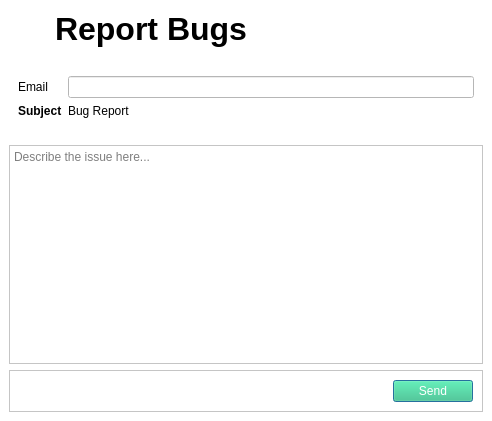
Qt form files/resources/ui/bugreport.ui (TaqsBlaze/Fontify) before a commit.
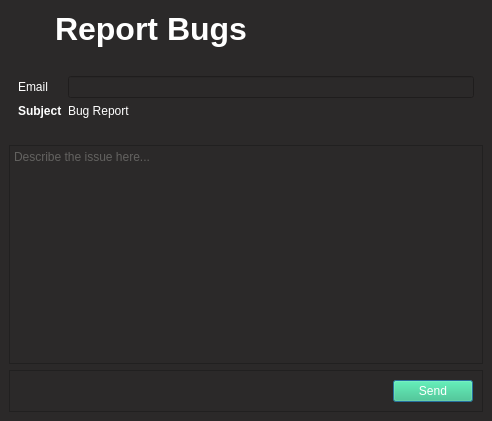
The same form after that commit. Icons and pictures are not drawn.

Patch:
```diff
--- a/files/resources/ui/bugreport.ui
+++ b/files/resources/ui/bugreport.ui
@@ -36,7 +36,7 @@
    <item>
     <widget class="QFrame" name="frame">
      <property name="styleSheet">
-      <string notr="true">background-color: rgb(255, 255, 255);</string>
+      <string notr="true">background-color: rgb(43, 41, 41);</string>
      </property>
      <property name="frameShape">
       <enum>QFrame::NoFrame</enum>
@@ -104,6 +104,9 @@
              <bold>true</bold>
             </font>
            </property>
+           <property name="styleSheet">
+            <string notr="true">color: rgb(255, 255, 255);</string>
+           </property>
            <property name="text">
             <string>Report Bugs</string>
            </property>
@@ -123,6 +126,11 @@
         <layout class="QVBoxLayout" name="verticalLayout_3">
          <item>
           <widget class="QFrame" name="frame_4">
+           <property name="styleSheet">
+            <string notr="true">QLabel{
+	color:white;
+}</string>
+           </property>
            <property name="frameShape">
             <enum>QFrame::NoFrame</enum>
            </property>
@@ -131,7 +139,11 @@
            </property>
            <layout class="QGridLayout" name="gridLayout">
             <item row="0" column="1">
-             <widget class="QLineEdit" name="email"/>
+             <widget class="QLineEdit" name="email">
+              <property name="styleSheet">
+               <string notr="true">color: rgb(154, 153, 150);</string>
+              </property>
+             </widget>
             </item>
             <item row="0" column="0">
              <widget class="QLabel" name="label_3">
@@ -177,6 +189,9 @@
         <layout class="QVBoxLayout" name="verticalLayout_4">
          <item>
           <widget class="QTextEdit" name="message">
+           <property name="styleSheet">
+            <string notr="true">color: rgb(154, 153, 150);</string>
+           </property>
            <property name="placeholderText">
             <string>Describe the issue here...</string>
            </property>
```
Left out of the diff: 2 changed lines with no effect on the pictures.
